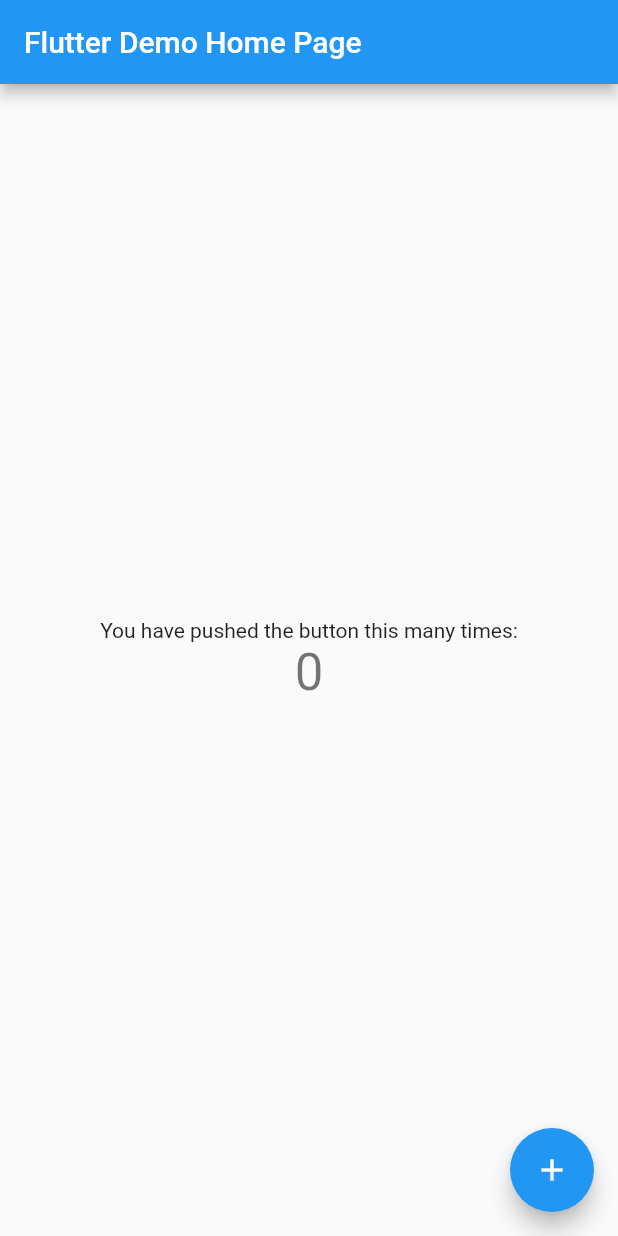
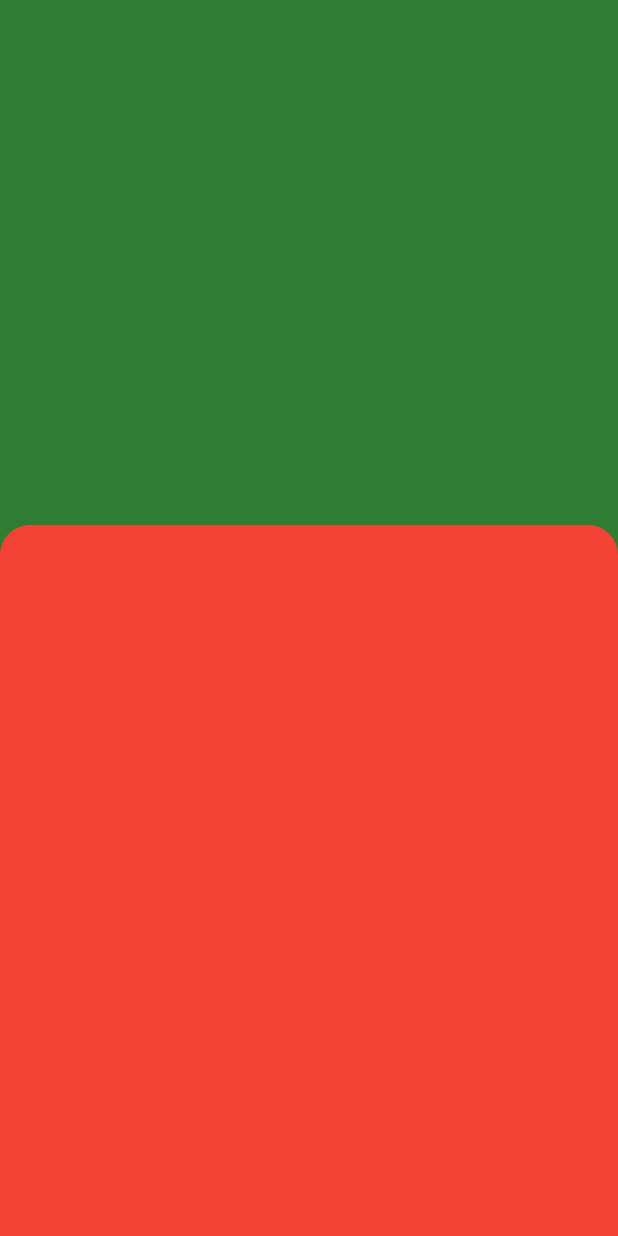
Before and after one commit to anasgamal1/Chat-UI, a Flutter app: the screen it shows after launch, on a phone screen of 412 x 824 dp. Run offline on Flutter 3.47's test engine with Material 2 defaults, Android fonts, the phone set to English and light mode, and no system bars.

Commit message:
First Phase

```diff
--- /dev/null
+++ b/lib/chat_room.dart
@@ -0,0 +1,31 @@
+import 'package:flutter/cupertino.dart';
+import 'package:flutter/material.dart';
+
+class ChatRoom extends StatelessWidget {
+  @override
+  Widget build(BuildContext context) {
+    return Scaffold(
+      backgroundColor: Colors.green[800],
+      body: SafeArea(
+        child: Column(
+          crossAxisAlignment: CrossAxisAlignment.start,
+          children: [
+            Container(
+              height: 350,
+            ),
+            Expanded(
+                child: Container(
+              decoration: BoxDecoration(
+                color: Colors.red,
+                borderRadius: BorderRadius.only(
+                  topLeft: Radius.circular(20),
+                  topRight: Radius.circular(20),
+                ),
+              ),
+            )),
+          ],
+        ),
+      ),
+    );
+  }
+}
--- a/lib/main.dart
+++ b/lib/main.dart
@@ -1,113 +1,16 @@
 import 'package:flutter/material.dart';
+import 'chat_room.dart';
 
 void main() {
   runApp(MyApp());
 }
 
 class MyApp extends StatelessWidget {
-  // This widget is the root of your application.
   @override
   Widget build(BuildContext context) {
     return MaterialApp(
-      title: 'Flutter Demo',
-      theme: ThemeData(
-        // This is the theme of your application.
-        //
-        // Try running your application with "flutter run". You'll see the
-        // application has a blue toolbar. Then, without quitting the app, try
-        // changing the primarySwatch below to Colors.green and then invoke
-        // "hot reload" (press "r" in the console where you ran "flutter run",
-        // or simply save your changes to "hot reload" in a Flutter IDE).
-        // Notice that the counter didn't reset back to zero; the application
-        // is not restarted.
-        primarySwatch: Colors.blue,
-      ),
-      home: MyHomePage(title: 'Flutter Demo Home Page'),
+      debugShowCheckedModeBanner: false,
+      home: ChatRoom(),
     );
   }
 }
-
-class MyHomePage extends StatefulWidget {
-  MyHomePage({Key? key, required this.title}) : super(key: key);
-
-  // This widget is the home page of your application. It is stateful, meaning
-  // that it has a State object (defined below) that contains fields that affect
-  // how it looks.
-
-  // This class is the configuration for the state. It holds the values (in this
-  // case the title) provided by the parent (in this case the App widget) and
-  // used by the build method of the State. Fields in a Widget subclass are
-  // always marked "final".
-
-  final String title;
-
-  @override
-  _MyHomePageState createState() => _MyHomePageState();
-}
-
-class _MyHomePageState extends State<MyHomePage> {
-  int _counter = 0;
-
-  void _incrementCounter() {
-    setState(() {
-      // This call to setState tells the Flutter framework that something has
-      // changed in this State, which causes it to rerun the build method below
-      // so that the display can reflect the updated values. If we changed
-      // _counter without calling setState(), then the build method would not be
-      // called again, and so nothing would appear to happen.
-      _counter++;
-    });
-  }
-
-  @override
-  Widget build(BuildContext context) {
-    // This method is rerun every time setState is called, for instance as done
-    // by the _incrementCounter method above.
-    //
-    // The Flutter framework has been optimized to make rerunning build methods
-    // fast, so that you can just rebuild anything that needs updating rather
-    // than having to individually change instances of widgets.
-    return Scaffold(
-      appBar: AppBar(
-        // Here we take the value from the MyHomePage object that was created by
-        // the App.build method, and use it to set our appbar title.
-        title: Text(widget.title),
-      ),
-      body: Center(
-        // Center is a layout widget. It takes a single child and positions it
-        // in the middle of the parent.
-        child: Column(
-          // Column is also a layout widget. It takes a list of children and
-          // arranges them vertically. By default, it sizes itself to fit its
-          // children horizontally, and tries to be as tall as its parent.
-          //
-          // Invoke "debug painting" (press "p" in the console, choose the
-          // "Toggle Debug Paint" action from the Flutter Inspector in Android
-          // Studio, or the "Toggle Debug Paint" command in Visual Studio Code)
-          // to see the wireframe for each widget.
-          //
-          // Column has various properties to control how it sizes itself and
-          // how it positions its children. Here we use mainAxisAlignment to
-          // center the children vertically; the main axis here is the vertical
-          // axis because Columns are vertical (the cross axis would be
-          // horizontal).
-          mainAxisAlignment: MainAxisAlignment.center,
-          children: <Widget>[
-            Text(
-              'You have pushed the button this many times:',
-            ),
-            Text(
-              '$_counter',
-              style: Theme.of(context).textTheme.headline4,
-            ),
-          ],
-        ),
-      ),
-      floatingActionButton: FloatingActionButton(
-        onPressed: _incrementCounter,
-        tooltip: 'Increment',
-        child: Icon(Icons.add),
-      ), // This trailing comma makes auto-formatting nicer for build methods.
-    );
-  }
-}
```
